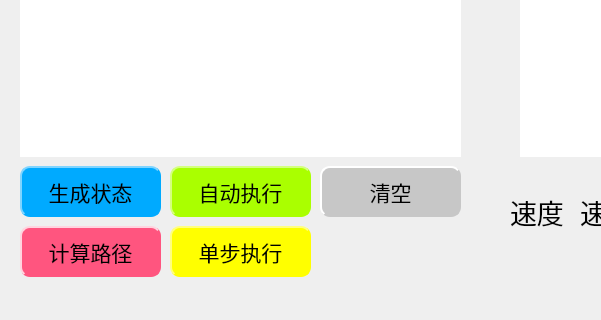
The window that mainwindow.ui (dalao-li/Bashuma) describes before a commit, drawn with Qt 5; both pictures show x 0 to 601 and y 524 to 844 of the 1001 by 844 pixel window.
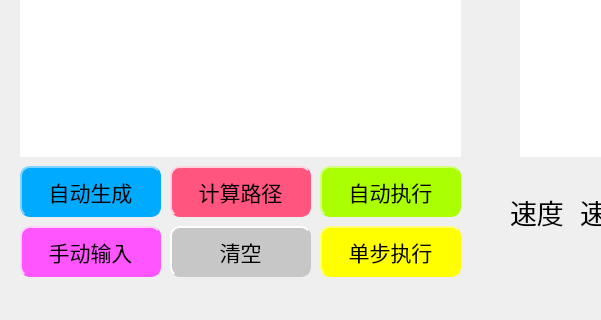
The same window after the commit.

Patch:
```diff
--- a/mainwindow.ui
+++ b/mainwindow.ui
@@ -542,7 +542,7 @@
    <widget class="QPushButton" name="strart_pushButton">
     <property name="geometry">
      <rect>
-      <x>170</x>
+      <x>320</x>
       <y>690</y>
       <width>141</width>
       <height>51</height>
@@ -592,14 +592,14 @@
 border-style: outset;</string>
     </property>
     <property name="text">
-     <string>生成状态</string>
+     <string>自动生成</string>
     </property>
    </widget>
    <widget class="QPushButton" name="clear_pushButton">
     <property name="geometry">
      <rect>
-      <x>320</x>
-      <y>690</y>
+      <x>170</x>
+      <y>750</y>
       <width>141</width>
       <height>51</height>
      </rect>
@@ -625,7 +625,7 @@
    <widget class="QPushButton" name="sigleStep_pushButton">
     <property name="geometry">
      <rect>
-      <x>170</x>
+      <x>320</x>
       <y>750</y>
       <width>141</width>
       <height>51</height>
@@ -686,8 +686,8 @@
    <widget class="QPushButton" name="creatPath_pushButton">
     <property name="geometry">
      <rect>
-      <x>20</x>
-      <y>750</y>
+      <x>170</x>
+      <y>690</y>
       <width>141</width>
       <height>51</height>
      </rect>
@@ -754,6 +754,35 @@
      <string>速度</string>
     </property>
    </widget>
+   <widget class="QPushButton" name="manuInputBtn">
+    <property name="geometry">
+     <rect>
+      <x>20</x>
+      <y>750</y>
+      <width>141</width>
+      <height>51</height>
+     </rect>
+    </property>
+    <property name="font">
+     <font>
+      <family>微软雅黑</family>
+      <pointsize>16</pointsize>
+      <weight>50</weight>
+      <bold>false</bold>
+     </font>
+    </property>
+    <property name="styleSheet">
+     <string notr="true">border-radius: 10px;  
+
+selection-background-color: rgb(255, 85, 255);
+background-color: rgb(255, 85, 255);
+border: 2px groove rgb(255, 85, 255);
+border-style: outset;</string>
+    </property>
+    <property name="text">
+     <string>手动输入</string>
+    </property>
+   </widget>
   </widget>
   <widget class="QStatusBar" name="statusbar"/>
  </widget>
```
Left out of the diff: 10 changed lines with no effect on the pictures.
